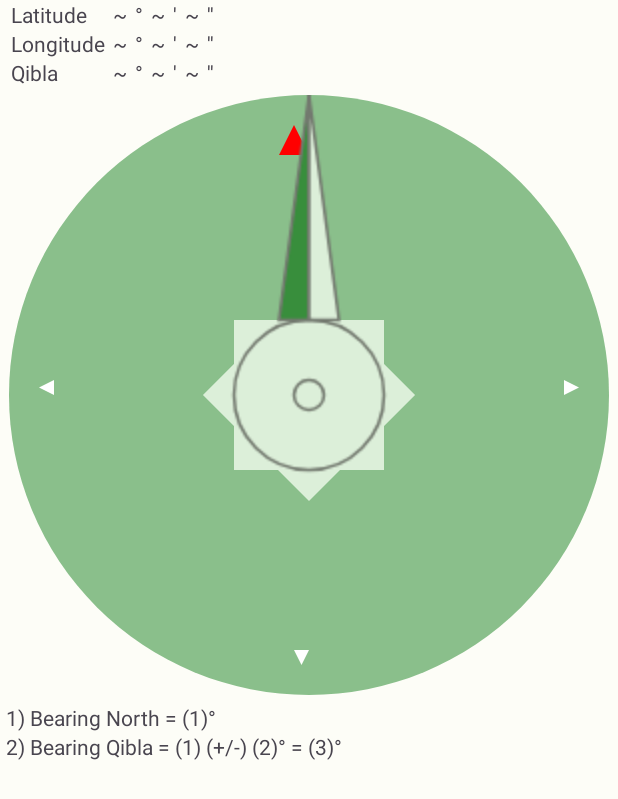
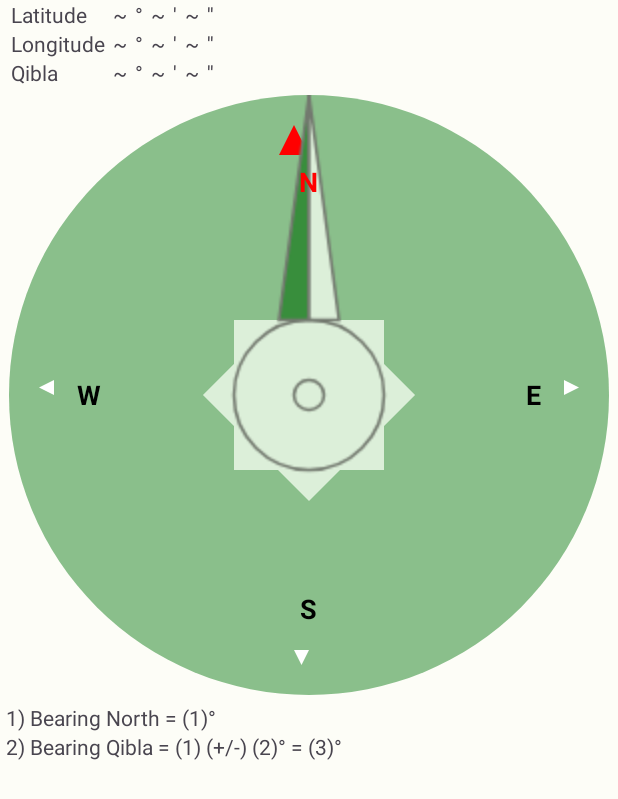
Before and after one commit to jmasalma/AthanAlarm, an Android app built with Jetpack Compose: the layout qibla.xml on its own in the app's theme, with its tools: preview values and no code run, on a phone screen of 412 x 824 dp. Shown: the top 799 px of the screen. Run offline under Robolectric (Android 15) with nearby library versions, the phone set to English and light mode, and no system bars.

```diff
--- a/app/src/main/res/drawable/compass_background.xml
+++ b/app/src/main/res/drawable/compass_background.xml
@@ -40,9 +40,5 @@
         <path
             android:fillColor="@android:color/white"
             android:pathData="M 20,195 l 10,5 l 0,-10 Z" />
-        <!-- North Marker Text -->
-        <path
-            android:fillColor="#FF0000"
-            android:pathData="M 195,70 L 195,50 L 198,50 L 202,65 L 202,50 L 205,50 L 205,70 L 202,70 L 198,55 L 198,70 Z" />
     </group>
 </vector>
--- a/app/src/main/res/layout/qibla.xml
+++ b/app/src/main/res/layout/qibla.xml
@@ -85,15 +85,63 @@
                 android:layout_height="wrap_content" android:text="''" />
         </LinearLayout>
     </LinearLayout>
-    <LinearLayout android:orientation="horizontal"
-        android:layout_height="wrap_content" android:layout_width="wrap_content"
+    <RelativeLayout
+        android:layout_width="wrap_content"
+        android:layout_height="wrap_content"
         android:layout_gravity="center_horizontal|center_vertical"
         android:paddingTop="5dp" android:paddingBottom="5dp"
         android:paddingStart="2dp" android:paddingEnd="2dp">
+
         <islam.athanalarm.view.QiblaCompassView
-            android:layout_width="wrap_content" android:layout_height="wrap_content"
-            android:layout_gravity="fill|center" android:id="@+id/qibla_compass" />
-    </LinearLayout>
+            android:id="@+id/qibla_compass"
+            android:layout_width="wrap_content"
+            android:layout_height="wrap_content"
+            android:layout_gravity="fill|center" />
+
+        <TextView
+            android:layout_width="wrap_content"
+            android:layout_height="wrap_content"
+            android:text="N"
+            android:textColor="#FF0000"
+            android:layout_alignTop="@id/qibla_compass"
+            android:layout_centerHorizontal="true"
+            android:paddingTop="45dp"
+            android:textSize="18sp"
+            android:textStyle="bold" />
+
+        <TextView
+            android:layout_width="wrap_content"
+            android:layout_height="wrap_content"
+            android:text="S"
+            android:textColor="@android:color/black"
+            android:layout_alignBottom="@id/qibla_compass"
+            android:layout_centerHorizontal="true"
+            android:paddingBottom="45dp"
+            android:textSize="18sp"
+            android:textStyle="bold" />
+
+        <TextView
+            android:layout_width="wrap_content"
+            android:layout_height="wrap_content"
+            android:text="E"
+            android:textColor="@android:color/black"
+            android:layout_alignEnd="@id/qibla_compass"
+            android:layout_centerVertical="true"
+            android:paddingEnd="45dp"
+            android:textSize="18sp"
+            android:textStyle="bold" />
+
+        <TextView
+            android:layout_width="wrap_content"
+            android:layout_height="wrap_content"
+            android:text="W"
+            android:textColor="@android:color/black"
+            android:layout_alignStart="@id/qibla_compass"
+            android:layout_centerVertical="true"
+            android:paddingStart="45dp"
+            android:textSize="18sp"
+            android:textStyle="bold" />
+    </RelativeLayout>
     <LinearLayout android:orientation="vertical"
         android:layout_width="wrap_content" android:layout_height="match_parent"
         android:paddingStart="2dp" android:paddingEnd="2dp">
```
